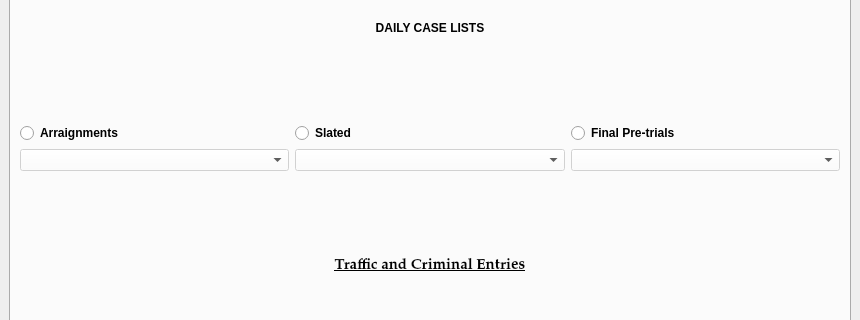
Above: views/ui/MainWindow.ui from HunterProgram22/MuniEntry before the change; both pictures show x 0 to 860 and y 177 to 497 of the 860 by 646 pixel window. Below: the same form after it.
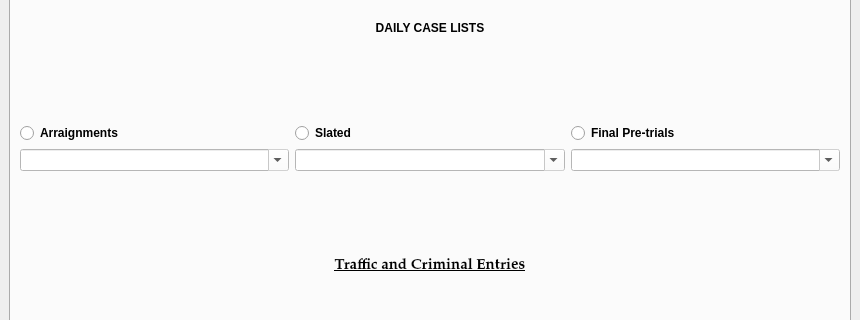
That is the form after the change.

```diff
--- a/views/ui/MainWindow.ui
+++ b/views/ui/MainWindow.ui
@@ -90,6 +90,9 @@
           <property name="styleSheet">
            <string notr="true">background-color: rgb(255, 255, 255);</string>
           </property>
+          <property name="editable">
+           <bool>true</bool>
+          </property>
          </widget>
         </item>
         <item row="5" column="0">
@@ -100,6 +103,9 @@
           <property name="styleSheet">
            <string notr="true">background-color: rgb(255, 255, 255);</string>
           </property>
+          <property name="editable">
+           <bool>true</bool>
+          </property>
          </widget>
         </item>
         <item row="4" column="2">
@@ -146,6 +152,9 @@
           <property name="styleSheet">
            <string notr="true">background-color: rgb(255, 255, 255);</string>
           </property>
+          <property name="editable">
+           <bool>true</bool>
+          </property>
          </widget>
         </item>
         <item row="7" column="0">
```
Left out of the diff: 2 changed lines with no effect on the pictures.
